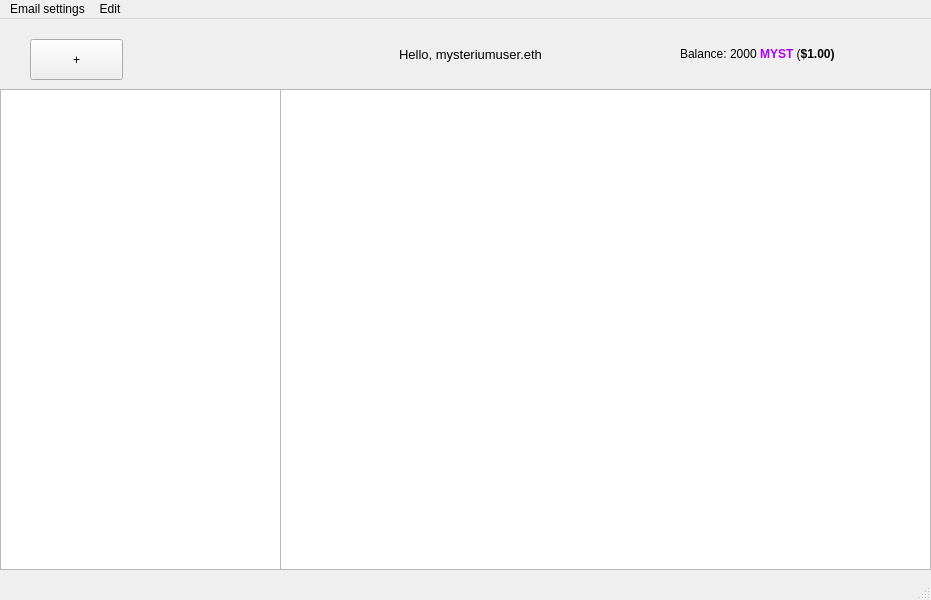
Above: qt/Email/inboxwindow.ui from Developer-Dewd/mysterium-email before the change. Below: the same form after it.
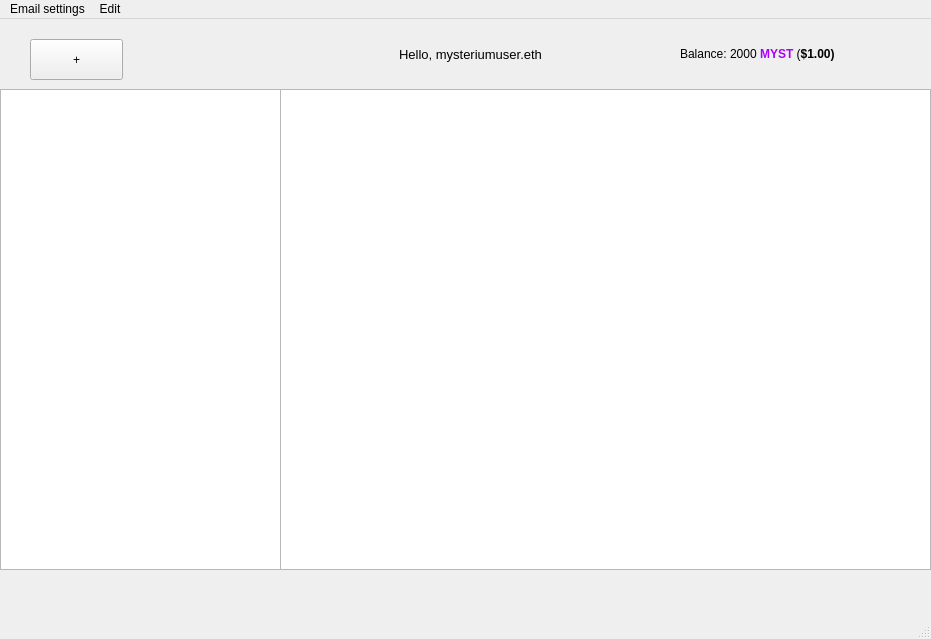
That is the form after the change.

```diff
--- a/qt/Email/inboxwindow.ui
+++ b/qt/Email/inboxwindow.ui
@@ -7,7 +7,7 @@
     <x>0</x>
     <y>0</y>
     <width>931</width>
-    <height>600</height>
+    <height>639</height>
    </rect>
   </property>
   <property name="windowTitle">
```
